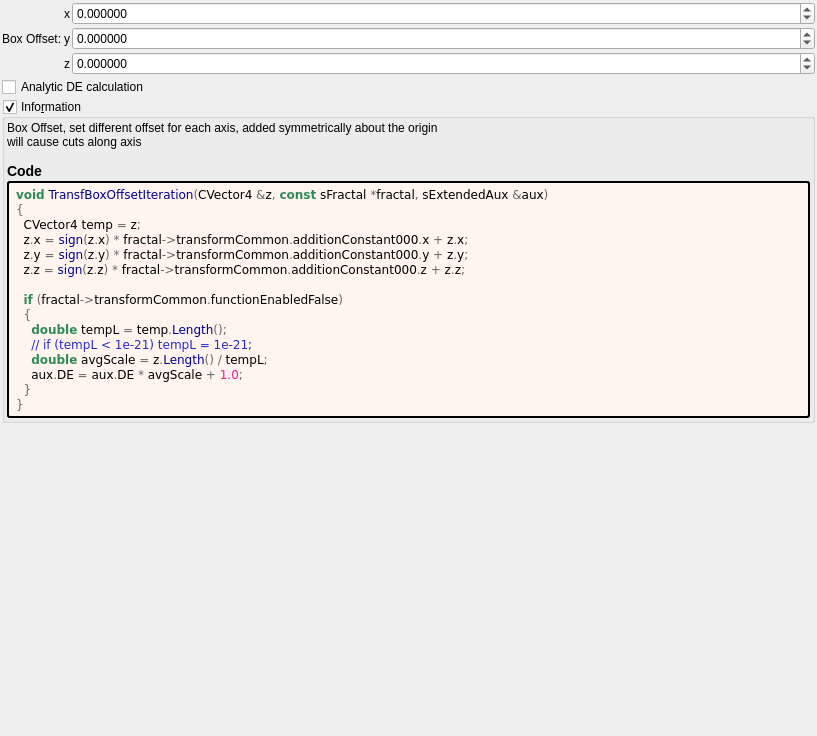
First picture: the form in mandelbulber2/formula/ui/transf_box_offset.ui, repository buddhi1980/mandelbulber2, before the edit.
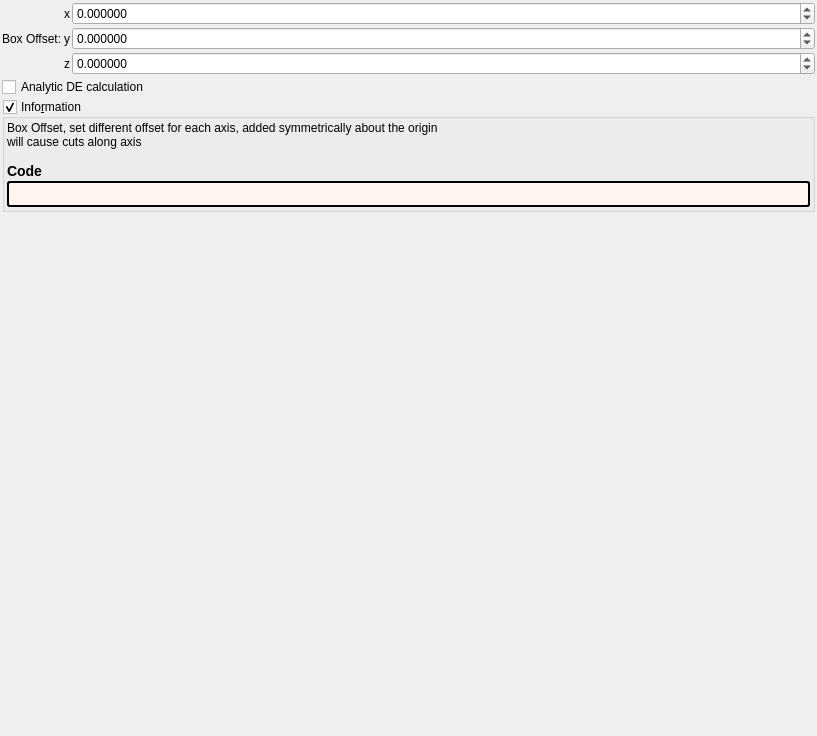
Second picture: the form after the edit. Custom widgets are drawn as their Qt base class.

Diff of the .ui file:
```diff
--- a/mandelbulber2/formula/ui/transf_box_offset.ui
+++ b/mandelbulber2/formula/ui/transf_box_offset.ui
@@ -209,24 +209,7 @@
          <string notr="true">border-style: outset; border-width: 2px; border-radius: 3px; border-color: black; background-color: #fff5ee; padding: 4px;</string>
         </property>
         <property name="text">
-         <string notr="true">&lt;body style=&quot;background-color:#fff5ee&quot;&gt;
-&lt;pre style=&quot;color:#000000; background-color:#fff5ee;  font-family:'Courier New',monospace;&quot;&gt;&lt;span style=&quot;color:#2e8b57; font-weight:bold&quot;&gt;void&lt;/span&gt; &lt;span style=&quot;color:#00008f&quot;&gt;TransfBoxOffsetIteration&lt;/span&gt;&lt;span style=&quot;color:#676767&quot;&gt;(&lt;/span&gt;CVector4 &lt;span style=&quot;color:#676767&quot;&gt;&amp;amp;&lt;/span&gt;z&lt;span style=&quot;color:#676767&quot;&gt;,&lt;/span&gt; &lt;span style=&quot;color:#2e8b57; font-weight:bold&quot;&gt;const&lt;/span&gt; sFractal &lt;span style=&quot;color:#676767&quot;&gt;*&lt;/span&gt;fractal&lt;span style=&quot;color:#676767&quot;&gt;,&lt;/span&gt; sExtendedAux &lt;span style=&quot;color:#676767&quot;&gt;&amp;amp;&lt;/span&gt;aux&lt;span style=&quot;color:#676767&quot;&gt;)&lt;/span&gt;
-&lt;span style=&quot;color:#676767&quot;&gt;{&lt;/span&gt;
-  CVector4 temp &lt;span style=&quot;color:#676767&quot;&gt;=&lt;/span&gt; z&lt;span style=&quot;color:#676767&quot;&gt;;&lt;/span&gt;
-  z&lt;span style=&quot;color:#676767&quot;&gt;.&lt;/span&gt;x &lt;span style=&quot;color:#676767&quot;&gt;=&lt;/span&gt; &lt;span style=&quot;color:#00008f&quot;&gt;sign&lt;/span&gt;&lt;span style=&quot;color:#676767&quot;&gt;(&lt;/span&gt;z&lt;span style=&quot;color:#676767&quot;&gt;.&lt;/span&gt;x&lt;span style=&quot;color:#676767&quot;&gt;) *&lt;/span&gt; fractal&lt;span style=&quot;color:#676767&quot;&gt;-&amp;gt;&lt;/span&gt;transformCommon&lt;span style=&quot;color:#676767&quot;&gt;.&lt;/span&gt;additionConstant000&lt;span style=&quot;color:#676767&quot;&gt;.&lt;/span&gt;x &lt;span style=&quot;color:#676767&quot;&gt;+&lt;/span&gt; z&lt;span style=&quot;color:#676767&quot;&gt;.&lt;/span&gt;x&lt;span style=&quot;color:#676767&quot;&gt;;&lt;/span&gt;
-  z&lt;span style=&quot;color:#676767&quot;&gt;.&lt;/span&gt;y &lt;span style=&quot;color:#676767&quot;&gt;=&lt;/span&gt; &lt;span style=&quot;color:#00008f&quot;&gt;sign&lt;/span&gt;&lt;span style=&quot;color:#676767&quot;&gt;(&lt;/span&gt;z&lt;span style=&quot;color:#676767&quot;&gt;.&lt;/span&gt;y&lt;span style=&quot;color:#676767&quot;&gt;) *&lt;/span&gt; fractal&lt;span style=&quot;color:#676767&quot;&gt;-&amp;gt;&lt;/span&gt;transformCommon&lt;span style=&quot;color:#676767&quot;&gt;.&lt;/span&gt;additionConstant000&lt;span style=&quot;color:#676767&quot;&gt;.&lt;/span&gt;y &lt;span style=&quot;color:#676767&quot;&gt;+&lt;/span&gt; z&lt;span style=&quot;color:#676767&quot;&gt;.&lt;/span&gt;y&lt;span style=&quot;color:#676767&quot;&gt;;&lt;/span&gt;
-  z&lt;span style=&quot;color:#676767&quot;&gt;.&lt;/span&gt;z &lt;span style=&quot;color:#676767&quot;&gt;=&lt;/span&gt; &lt;span style=&quot;color:#00008f&quot;&gt;sign&lt;/span&gt;&lt;span style=&quot;color:#676767&quot;&gt;(&lt;/span&gt;z&lt;span style=&quot;color:#676767&quot;&gt;.&lt;/span&gt;z&lt;span style=&quot;color:#676767&quot;&gt;) *&lt;/span&gt; fractal&lt;span style=&quot;color:#676767&quot;&gt;-&amp;gt;&lt;/span&gt;transformCommon&lt;span style=&quot;color:#676767&quot;&gt;.&lt;/span&gt;additionConstant000&lt;span style=&quot;color:#676767&quot;&gt;.&lt;/span&gt;z &lt;span style=&quot;color:#676767&quot;&gt;+&lt;/span&gt; z&lt;span style=&quot;color:#676767&quot;&gt;.&lt;/span&gt;z&lt;span style=&quot;color:#676767&quot;&gt;;&lt;/span&gt;
-
-  &lt;span style=&quot;color:#2e8b57; font-weight:bold&quot;&gt;if&lt;/span&gt; &lt;span style=&quot;color:#676767&quot;&gt;(&lt;/span&gt;fractal&lt;span style=&quot;color:#676767&quot;&gt;-&amp;gt;&lt;/span&gt;transformCommon&lt;span style=&quot;color:#676767&quot;&gt;.&lt;/span&gt;functionEnabledFalse&lt;span style=&quot;color:#676767&quot;&gt;)&lt;/span&gt;
-  &lt;span style=&quot;color:#676767&quot;&gt;{&lt;/span&gt;
-    &lt;span style=&quot;color:#2e8b57; font-weight:bold&quot;&gt;double&lt;/span&gt; tempL &lt;span style=&quot;color:#676767&quot;&gt;=&lt;/span&gt; temp&lt;span style=&quot;color:#676767&quot;&gt;.&lt;/span&gt;&lt;span style=&quot;color:#00008f&quot;&gt;Length&lt;/span&gt;&lt;span style=&quot;color:#676767&quot;&gt;();&lt;/span&gt;
-    &lt;span style=&quot;color:#2929cc&quot;&gt;// if (tempL &amp;lt; 1e-21) tempL = 1e-21;&lt;/span&gt;
-    &lt;span style=&quot;color:#2e8b57; font-weight:bold&quot;&gt;double&lt;/span&gt; avgScale &lt;span style=&quot;color:#676767&quot;&gt;=&lt;/span&gt; z&lt;span style=&quot;color:#676767&quot;&gt;.&lt;/span&gt;&lt;span style=&quot;color:#00008f&quot;&gt;Length&lt;/span&gt;&lt;span style=&quot;color:#676767&quot;&gt;() /&lt;/span&gt; tempL&lt;span style=&quot;color:#676767&quot;&gt;;&lt;/span&gt;
-    aux&lt;span style=&quot;color:#676767&quot;&gt;.&lt;/span&gt;DE &lt;span style=&quot;color:#676767&quot;&gt;=&lt;/span&gt; aux&lt;span style=&quot;color:#676767&quot;&gt;.&lt;/span&gt;DE &lt;span style=&quot;color:#676767&quot;&gt;*&lt;/span&gt; avgScale &lt;span style=&quot;color:#676767&quot;&gt;+&lt;/span&gt; &lt;span style=&quot;color:#ff1493&quot;&gt;1.0&lt;/span&gt;&lt;span style=&quot;color:#676767&quot;&gt;;&lt;/span&gt;
-  &lt;span style=&quot;color:#676767&quot;&gt;}&lt;/span&gt;
-&lt;span style=&quot;color:#676767&quot;&gt;}&lt;/span&gt;
-&lt;/pre&gt;
-&lt;/body&gt;</string>
+         <string notr="true"></string>
         </property>
         <property name="wordWrap">
          <bool>true</bool>
```
